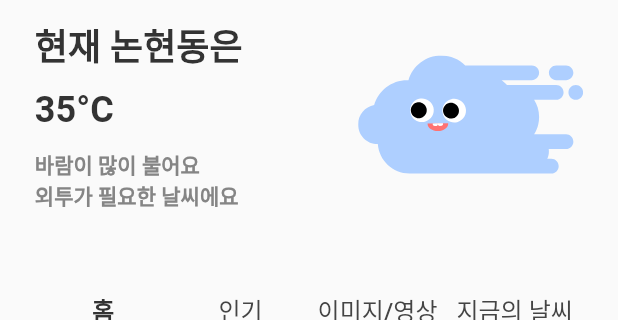
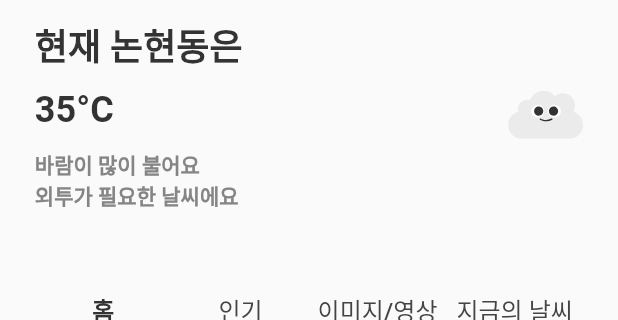
Before and after one commit to O-H-A/OHA-App, a Flutter app: the HomePage screen opened directly, on a phone screen of 412 x 824 dp, the part 84-404 px from its top. Run offline on Flutter 3.47's test engine with Material 2 defaults, Android fonts, the light colour scheme and no system bars; our stand-ins replace dio, flutter_screenutil, flutter_secure_storage, flutter_svg, geolocator, image_picker; missing offline and left inert: flutter_inappwebview, flutter_naver_map, photo_manager; accounts and stored records are empty; network calls fail; Roboto replaces fonts that are missing (Pretendard).

Commit message:
chore: Windgiet WIdget 위치 변경

```diff
--- a/lib/main.dart
+++ b/lib/main.dart
@@ -63,7 +63,7 @@ class MyApp extends StatelessWidget {
           theme: ThemeData(
             primarySwatch: Colors.blue,
           ),
-          home: const SplashPage(),
+          home: const LoginPage(),
         ),
       ),
     );
--- a/lib/statics/images.dart
+++ b/lib/statics/images.dart
@@ -17,7 +17,7 @@ class Images {
   static const String loginApple = "assets/images/login_apple.svg";
   static const String loginBg = "assets/images/login_bg.svg";
   static const String notification = "assets/images/notification.svg";
-  static const String cloudCategory = "assets/images/cloud_category.svg";
+  static const String cloudCategory = "assets/images/test3.svg";
   static const String moonCategory = "assets/images/moon_category.svg";
   static const String rainbowCategory = "assets/images/rainbow_category.svg";
   static const String sunsetSunriseCategory =
--- a/lib/view/pages/home_page.dart
+++ b/lib/view/pages/home_page.dart
@@ -6,11 +6,11 @@ import 'package:oha/view/pages/home/tab/home_tab.dart';
 import 'package:oha/view/pages/home/tab/image_video_tab.dart';
 import 'package:oha/view/pages/home/tab/now_weather_tab.dart';
 import 'package:oha/view/pages/home/tab/popularity_tab.dart';
-import 'package:oha/view/pages/home/weather/windy_widget.dart';
 import 'package:provider/provider.dart';
 
 import '../../statics/images.dart';
 import '../../statics/strings.dart';
+import '../widgets/windy_widget.dart';
 import 'location/location_setting_dialog.dart';
 
 class HomePage extends StatefulWidget {
@@ -124,7 +124,7 @@ class _HomePageState extends State<HomePage>
       body: Column(
         children: [
           SizedBox(height: ScreenUtil().setHeight(12.0)),
-          const WindyWidget(),
+          const WindyWidget(neighborhood: "논현동", temperature: "35"),
           SizedBox(height: ScreenUtil().setHeight(43.0)),
           Padding(
             padding: EdgeInsets.symmetric(horizontal: ScreenUtil().setWidth(22.0)),
--- a/lib/view/pages/login_page.dart
+++ b/lib/view/pages/login_page.dart
@@ -47,8 +47,7 @@ class _LoginPageState extends State<LoginPage> {
     _loginInfo = await _storage.read(key: 'login');
 
     if (_loginInfo != null) {
-    } else {
-    }
+    } else {}
   }
 
   Future<void> _login(
@@ -85,8 +84,9 @@ class _LoginPageState extends State<LoginPage> {
                 try {
                   Map<String, dynamic> jsonResult = json.decode(cleanedResult);
                   data.setLoginData(json.encode(jsonResult));
+ print("result : ${data.loginData.data?.data.accessToken}");
+                  if (data.loginData.data?.data.type == "new") {
 
-                  if (data.loginData.data?.data.type == "new") {
                     navigator.push(
                       MaterialPageRoute(
                         builder: (context) => const AgreementsPage(),
--- a/lib/view/pages/home/weather/windy_widget.dart
+++ b/lib/view/widgets/windy_widget.dart
@@ -2,11 +2,17 @@ import 'package:flutter/material.dart';
 import 'package:flutter_screenutil/flutter_screenutil.dart';
 import 'package:flutter_svg/svg.dart';
 import 'package:oha/statics/colors.dart';
-
 import '../../../../statics/images.dart';
 
 class WindyWidget extends StatelessWidget {
-  const WindyWidget({super.key});
+  final String neighborhood;
+  final String temperature;
+
+  const WindyWidget({
+    super.key,
+    required this.neighborhood,
+    required this.temperature,
+  });
 
   @override
   Widget build(BuildContext context) {
@@ -18,18 +24,18 @@ class WindyWidget extends StatelessWidget {
           Column(
             crossAxisAlignment: CrossAxisAlignment.start,
             children: [
-              const Text(
-                "현재 논현동은",
-                style: TextStyle(
+              Text(
+                "현재 $neighborhood은",
+                style: const TextStyle(
                     color: Color(UserColors.ui01),
                     fontFamily: "Pretendard",
                     fontWeight: FontWeight.w600,
                     fontSize: 24),
               ),
               SizedBox(height: ScreenUtil().setHeight(12.0)),
-              const Text(
-                "35°C",
-                style: TextStyle(
+              Text(
+                "$temperature°C",
+                style: const TextStyle(
                     color: Color(UserColors.ui01),
                     fontFamily: "Pretendard",
                     fontWeight: FontWeight.w600,
@@ -46,7 +52,7 @@ class WindyWidget extends StatelessWidget {
               ),
             ],
           ),
-          SvgPicture.asset(Images.windy),
+          SvgPicture.asset(Images.cloudyDisable),
         ],
       ),
     );
```
